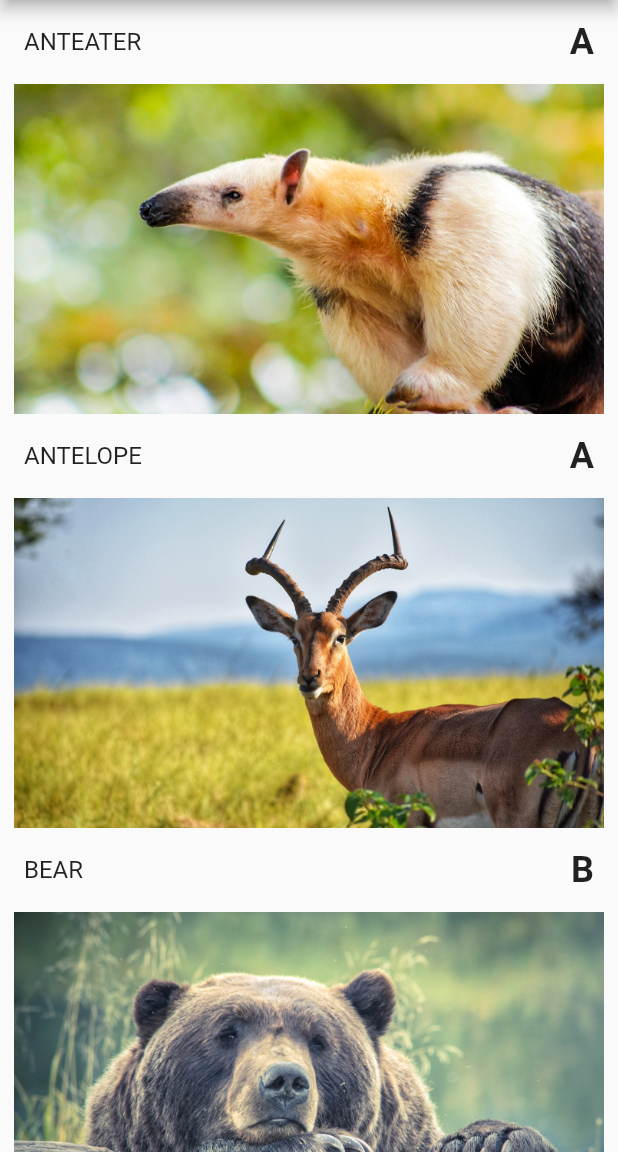
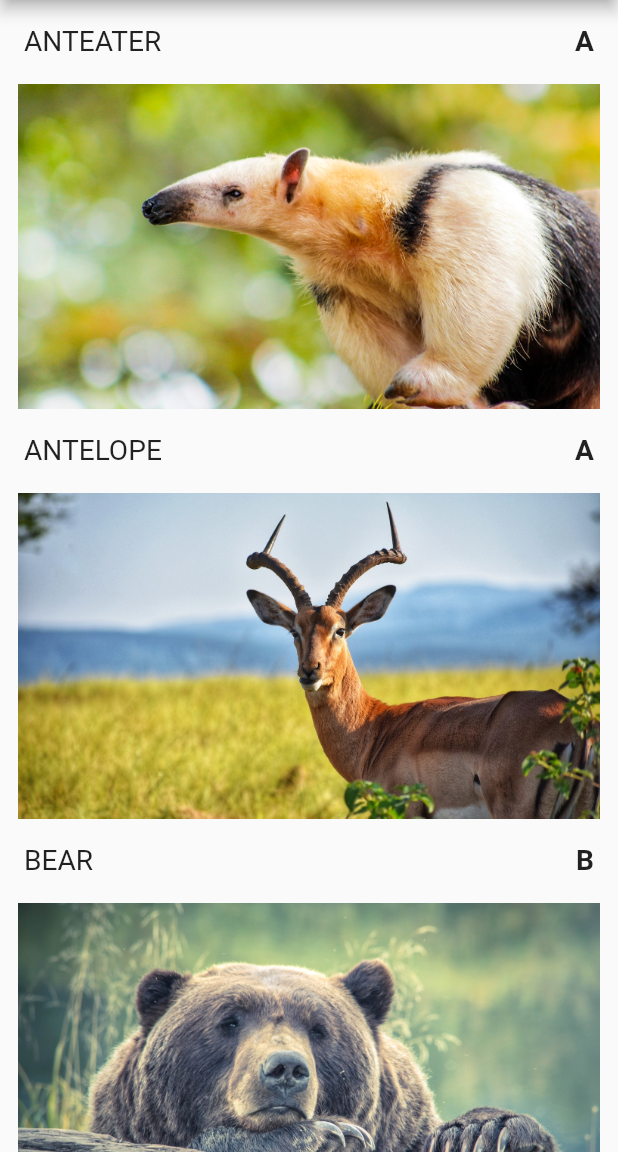
Before and after one commit to TylerSustare/flutter_zoo_noises, a Flutter app: the screen it shows after launch, on a phone screen of 412 x 824 dp, the part 84-1236 px from its top. Run offline on Flutter 3.47's test engine with Material 2 defaults, Android fonts, the phone set to English and light mode, and no system bars; our stand-ins replace audioplayers, confetti, fluttertoast; missing offline and left inert: home_indicator.

Commit message:
responsive

```diff
--- a/lib/main.dart
+++ b/lib/main.dart
@@ -96,7 +96,8 @@
   final ConfettiController confettiController;
 
   /// A custom Path to paint stars.
-  Path drawStar(Size size) {
+  Path drawStar(Size _size) {
+    Size size = _size * 2;
     // convert degree to radians
     double degToRad(double deg) => deg * (pi / 180.0);
 
@@ -159,8 +160,11 @@
   double _getHeight({
     required String animal,
     required Orientation orientation,
+    required BuildContext context,
   }) {
-    double height = orientation == Orientation.portrait ? 220 : 300;
+    double height = orientation == Orientation.portrait
+        ? MediaQuery.of(context).size.height / 3.8
+        : MediaQuery.of(context).size.height / 1.2;
     if (animal == 'dragon_2') {
       return height * 2;
     }
@@ -207,11 +211,12 @@
                   confettiController: confettiController,
                   blastDirectionality:
                       BlastDirectionality.explosive, // blast randomly
-                  colors: colors, // use our colors
+                  colors: colors,
                   createParticlePath: drawStar,
-                  numberOfParticles: 100,
+                  numberOfParticles: 300,
                   emissionFrequency: 0, // only blast once
-                  gravity: 0.1,
+                  gravity: 0.2,
+                  minBlastForce: 7,
                 ),
               ),
               Center(
@@ -222,11 +227,16 @@
                     return Column(
                       children: [
                         ListTile(
-                          title: Text(animalName.toUpperCase()),
+                          title: Text(
+                            animalName.toUpperCase(),
+                            style: TextStyle(
+                              fontSize: MediaQuery.of(context).size.width / 22,
+                            ),
+                          ),
                           trailing: Text(
                             animalName[0].toUpperCase(),
                             style: TextStyle(
-                              fontSize: 24,
+                              fontSize: MediaQuery.of(context).size.width / 22,
                               fontWeight: FontWeight.bold,
                             ),
                           ),
@@ -236,6 +246,7 @@
                           height: _getHeight(
                             animal: animalName,
                             orientation: orientation,
+                            context: context,
                           ),
                           width: double.infinity,
                           child: Ink(
--- a/pubspec.yaml
+++ b/pubspec.yaml
@@ -3,7 +3,7 @@
 
 publish_to: "none"
 
-version: 2.0.1+2
+version: 2.0.4+5
 
 environment:
   sdk: ">=2.12.0 <3.0.0"
```
Also changed, not shown: 1 other file.
